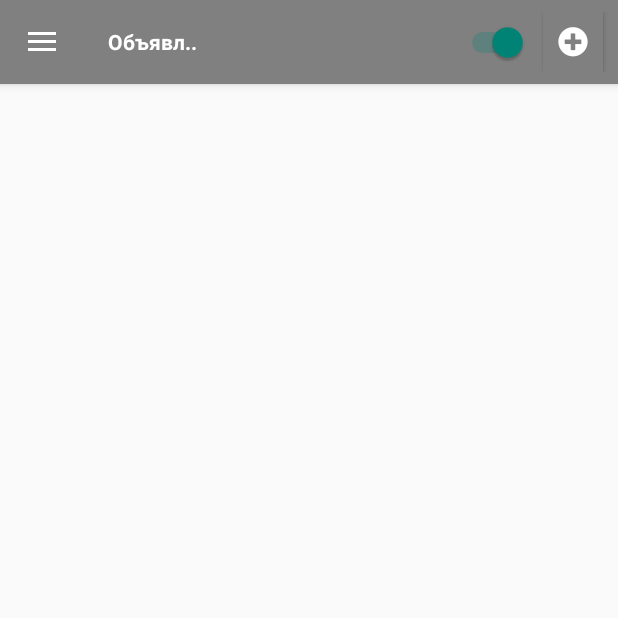
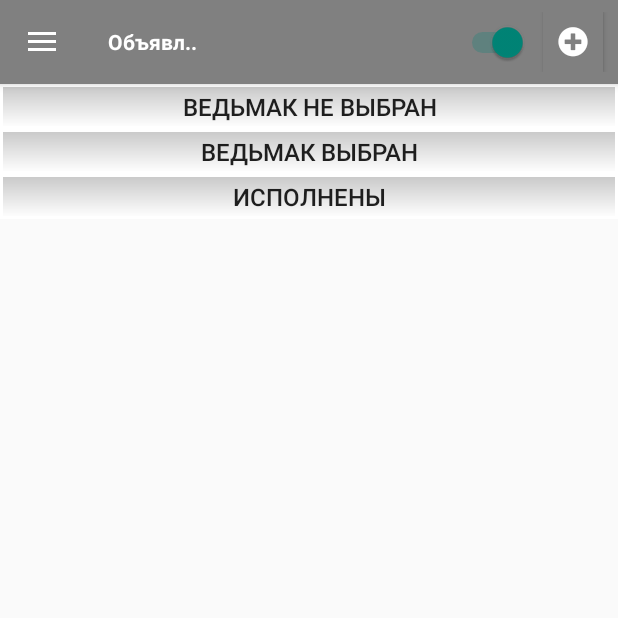
Before and after one commit to ARassad/POAS_Witcher, an Android app: the AdvertListActivity screen opened directly, with no data from a screen before it, in the side drawer, after a tap on "Объявления", on a phone screen of 412 x 824 dp, the top half of it. Run offline under Robolectric (Android 15) with nearby library versions, the phone set to English and light mode, and no system bars.

Commit message:
Исправлена ошибка при переключении отображения объявлений все-свои

```diff
--- a/Client/app/src/main/java/prin366_2018/client/AdvertListActivity.java
+++ b/Client/app/src/main/java/prin366_2018/client/AdvertListActivity.java
@@ -62,6 +62,8 @@ public class AdvertListActivity extends AppCompatActivity
             }
         });
 
+        advertListSetting(false, false);
+
         setButton((Button)findViewById(R.id.button_witcher_not_chosen), findViewById(R.id.form_witcher_not_chosen));
         setButton((Button)findViewById(R.id.button_witcher_chosen), findViewById(R.id.form_witcher_chosen));
         setButton((Button)findViewById(R.id.button_during), findViewById(R.id.adlist_during));
@@ -72,7 +74,7 @@ public class AdvertListActivity extends AppCompatActivity
             @Override
             public void onCheckedChanged(CompoundButton buttonView, boolean isChecked) {
                 // в зависимости от значения isChecked выводим нужные группы объявлений
-                advertListSetting(true, isChecked);
+                advertListSetting(false, !isChecked);
             }
         });
     }
@@ -124,18 +126,25 @@ public class AdvertListActivity extends AppCompatActivity
      * isAllAdvert - true: все объявления, false: свои
      */
     private void advertListSetting(boolean isWitcher, boolean isAllAdvert) {
-        if (isWitcher && !isAllAdvert) {
-            findViewById(R.id.form_during).setVisibility(View.VISIBLE);
-            findViewById(R.id.form_subscribed).setVisibility(View.VISIBLE);
-            findViewById(R.id.form_executed).setVisibility(View.VISIBLE);
-        }
-        else if (!isWitcher && !isAllAdvert) {
-            findViewById(R.id.form_witcher_not_chosen).setVisibility(View.VISIBLE);
-            findViewById(R.id.form_witcher_chosen).setVisibility(View.VISIBLE);
-            findViewById(R.id.form_executed).setVisibility(View.VISIBLE);
+        if (isAllAdvert) {
+            findViewById(R.id.all_advert).setVisibility(View.VISIBLE);
+            findViewById(R.id.full_form).setVisibility(View.GONE);
         }
         else {
-            findViewById(R.id.all_advert).setVisibility(View.VISIBLE);
+            findViewById(R.id.all_advert).setVisibility(View.GONE);
+            findViewById(R.id.full_form).setVisibility(View.VISIBLE);
+            if (isWitcher) {
+                findViewById(R.id.full_form_witcher_not_chosen).setVisibility(View.GONE);
+                findViewById(R.id.full_form_witcher_chosen).setVisibility(View.GONE);
+                findViewById(R.id.form_during).setVisibility(View.VISIBLE);
+                findViewById(R.id.form_subscribed).setVisibility(View.VISIBLE);
+            }
+            else {
+                findViewById(R.id.full_form_witcher_not_chosen).setVisibility(View.VISIBLE);
+                findViewById(R.id.full_form_witcher_chosen).setVisibility(View.VISIBLE);
+                findViewById(R.id.form_during).setVisibility(View.GONE);
+                findViewById(R.id.form_subscribed).setVisibility(View.GONE);
+            }
         }
     }
 
--- a/Client/app/src/main/res/layout/activity_advert_list.xml
+++ b/Client/app/src/main/res/layout/activity_advert_list.xml
@@ -238,7 +238,6 @@
 
                     <LinearLayout
                         android:id="@+id/form_executed"
-                        android:visibility="gone"
                         android:layout_width="match_parent"
                         android:layout_height="wrap_content"
                         android:orientation="vertical">
```
